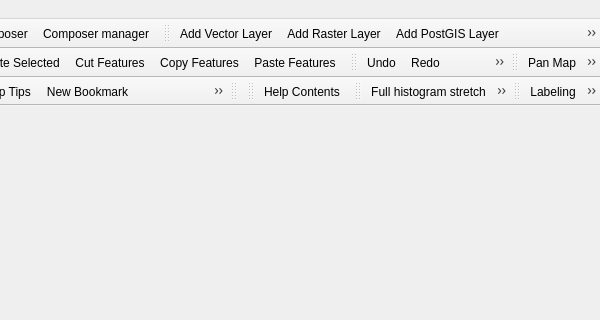
Old version of the form src/ui/qgisapp.ui in the repository kadas-albireo/kadas-albireo; both pictures show x 454 to 1054 and y 0 to 320 of the 1054 by 491 pixel window.
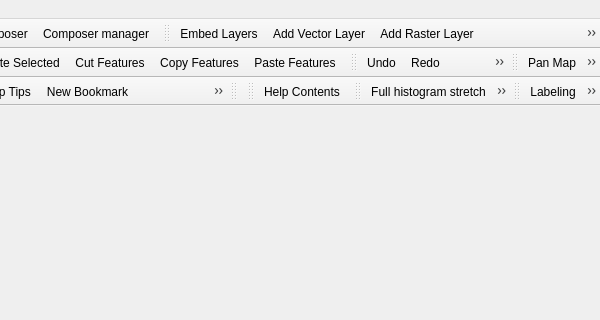
New version of the form. Icons and pictures are not drawn.

Commit message: embedding of single layer

Patch:
```diff
--- a/src/ui/qgisapp.ui
+++ b/src/ui/qgisapp.ui
@@ -234,6 +234,7 @@
    <attribute name="toolBarBreak">
     <bool>false</bool>
    </attribute>
+   <addaction name="mActionEmbedLayers"/>
    <addaction name="mActionAddOgrLayer"/>
    <addaction name="mActionAddRasterLayer"/>
    <addaction name="mActionAddPgLayer"/>
@@ -1480,6 +1481,11 @@
     <string>Ctrl+M</string>
    </property>
   </action>
+  <action name="mActionEmbedLayers">
+   <property name="text">
+    <string>Embed Layers</string>
+   </property>
+  </action>
  </widget>
  <resources>
   <include location="../../images/images.qrc"/>
```
Left out of the diff: 4 changed lines with no effect on the pictures. The commit also changes 12 other files.
